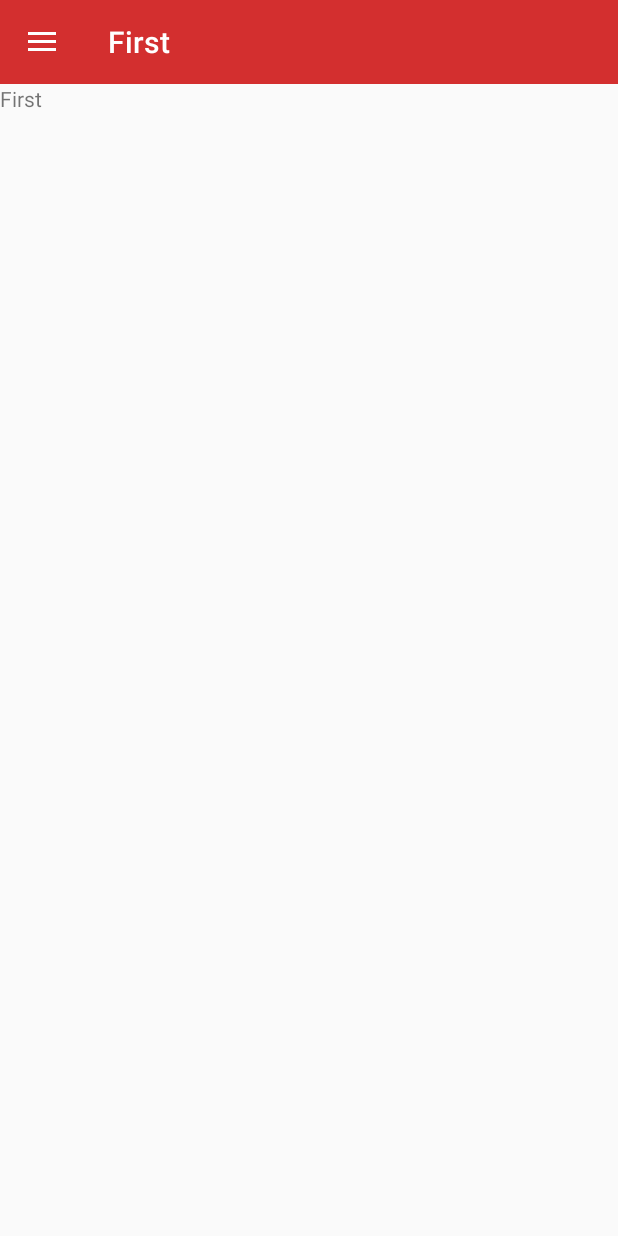
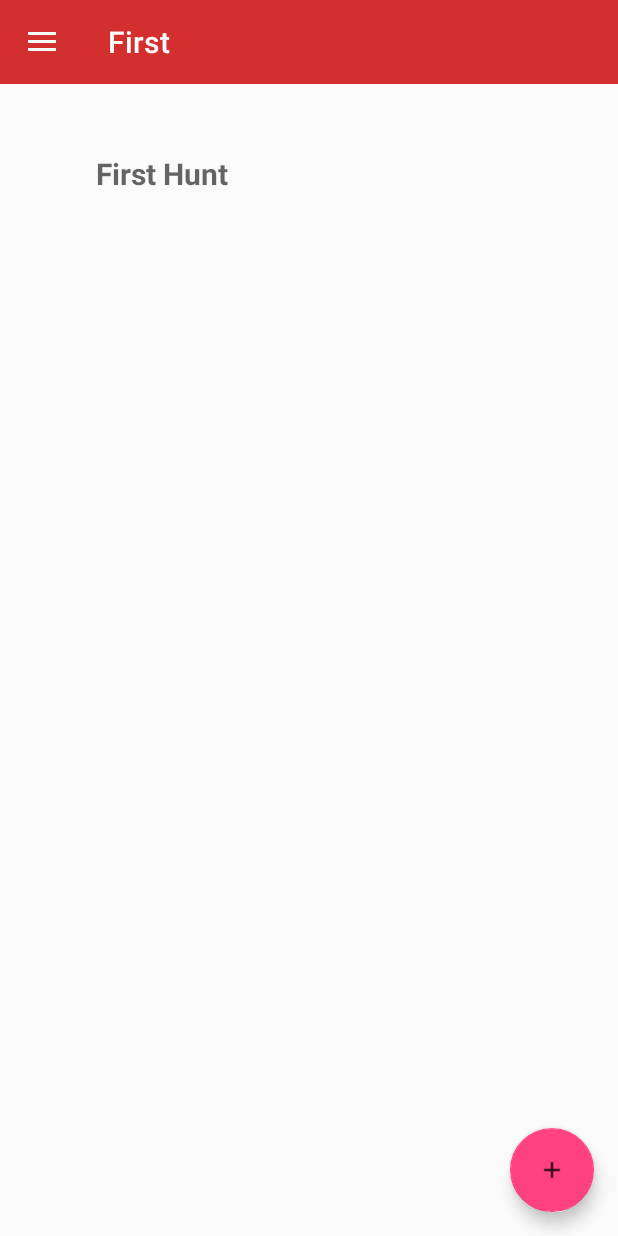
Before and after one commit to Jinesh510/hunt_bot, an Android app: the screen it shows after launch (MainActivity), after a tap on "First", on a phone screen of 412 x 824 dp. Run offline under Robolectric (Android 15) with nearby library versions, the phone set to English and light mode, and no system bars; 4 statements that could not run were skipped; 1 other tap on this screen came first.

Commit message:
Added FAB and huntList to Fragment 1

```diff
--- a/app/src/main/java/jinesh/urbanhunt_test/HuntListActivity.java
+++ b/app/src/main/java/jinesh/urbanhunt_test/HuntListActivity.java
@@ -1,8 +1,17 @@
 package jinesh.urbanhunt_test;
 
-import android.app.Activity;
+import android.content.Intent;
 import android.os.Bundle;
-import android.widget.GridView;
+import android.support.annotation.Nullable;
+import android.support.design.widget.CoordinatorLayout;
+import android.support.design.widget.FloatingActionButton;
+import android.support.v4.app.Fragment;
+import android.support.v4.app.FragmentActivity;
+import android.support.v7.widget.GridLayoutManager;
+import android.support.v7.widget.RecyclerView;
+import android.view.LayoutInflater;
+import android.view.View;
+import android.view.ViewGroup;
 
 import com.parse.FindCallback;
 import com.parse.ParseException;
@@ -14,29 +23,74 @@ import java.util.List;
 /**
  * Created by Jinesh on 03/07/15.
  */
-public class HuntListActivity extends Activity {
+public class HuntListActivity extends Fragment {
 
-    private HuntListAdapter adapterHunts;
+//    private HuntListAdapter adapterHunts;
+
+    private HuntRecyclerViewAdapter adapterHunts;
+    private FragmentActivity fActivity;
+
+    private CoordinatorLayout huntListLayout;
+//    private GridView lvHunts;
+    private RecyclerView rvHunts;
+
+    private ArrayList<Hunt> hunts;
+
+
 //    private ListView lvHunts;
 
-    public HuntListActivity() {
-        super();
-    }
+//    public HuntListActivity() {
+//        super();
+//    }
 
+//    @Override
+//    protected void onCreate(Bundle savedInstanceState) {
+//
+//        GridView lvHunts;
+//
+//        super.onCreate(savedInstanceState);
+//        setContentView(R.layout.hunt_list);
+//        lvHunts = (GridView)findViewById(R.id.lvHunts);
+//        ArrayList<Hunt> aHunts = new ArrayList<>();
+//        adapterHunts = new HuntListAdapter(this,aHunts);
+//        lvHunts.setAdapter(adapterHunts);
+//
+//        fetchHunts();
+//
+//    }
+
+
+    @Nullable
     @Override
-    protected void onCreate(Bundle savedInstanceState) {
+    public View onCreateView(LayoutInflater inflater, ViewGroup container, Bundle savedInstanceState) {
 
-        GridView lvHunts;
 
-        super.onCreate(savedInstanceState);
-        setContentView(R.layout.hunt_list);
-        lvHunts = (GridView)findViewById(R.id.lvHunts);
-        ArrayList<Hunt> aHunts = new ArrayList<>();
-        adapterHunts = new HuntListAdapter(this,aHunts);
-        lvHunts.setAdapter(adapterHunts);
 
+        fActivity = (FragmentActivity) super.getActivity();
+        huntListLayout = (CoordinatorLayout)inflater.inflate(R.layout.hunt_list, container, false);
+        hunts = new ArrayList<Hunt>();
+
+
+        rvHunts = (RecyclerView)huntListLayout.findViewById(R.id.rvHunts);
+//        ArrayList<Hunt> aHunts = new ArrayList<>();
+
+        adapterHunts = new HuntRecyclerViewAdapter(getActivity(),hunts);
         fetchHunts();
+        rvHunts.setAdapter(adapterHunts);
+        rvHunts.setLayoutManager(new GridLayoutManager(getActivity(), 2));
 
+        FloatingActionButton Post = (FloatingActionButton)huntListLayout.findViewById(R.id.post);
+        Post.setOnClickListener(new View.OnClickListener() {
+            @Override
+            public void onClick(View view) {
+                Intent i = new Intent(getActivity(),NewHuntActivity.class);
+                getActivity().startActivity(i);
+
+            }
+        });
+
+
+        return huntListLayout;
     }
 
     private void fetchHunts() {
@@ -45,13 +99,15 @@ public class HuntListActivity extends Activity {
         huntParseQuery.findInBackground(new FindCallback<Hunt>() {
             @Override
             public void done(List<Hunt> list, ParseException e) {
+
                 for (Hunt h : list){
 
-                    adapterHunts.add(h);
+                    hunts.add(h);
                 }
-                adapterHunts.notifyDataSetChanged();
+                adapterHunts.setHuntList(hunts);
             }
         });
+
     }
 
 
--- a/app/src/main/java/jinesh/urbanhunt_test/HuntListAdapter.java
+++ b/app/src/main/java/jinesh/urbanhunt_test/HuntListAdapter.java
@@ -1,6 +1,5 @@
 package jinesh.urbanhunt_test;
 
-import android.app.Activity;
 import android.content.Context;
 import android.content.Intent;
 import android.view.LayoutInflater;
@@ -20,10 +19,11 @@ import java.util.ArrayList;
  */
 public class HuntListAdapter extends ArrayAdapter<Hunt> {
 
-    Activity activity;
+    MainActivity activity;
     public HuntListAdapter(Context context,ArrayList<Hunt> aHunts) {
         super(context,0,aHunts);
-        activity = (HuntListActivity)context;
+        activity = (MainActivity)context;
+
 
     }
 
--- /dev/null
+++ b/app/src/main/java/jinesh/urbanhunt_test/HuntRecyclerViewAdapter.java
@@ -0,0 +1,67 @@
+package jinesh.urbanhunt_test;
+
+import android.content.Context;
+import android.support.v7.widget.RecyclerView;
+import android.view.LayoutInflater;
+import android.view.View;
+import android.view.ViewGroup;
+import android.widget.ImageView;
+import android.widget.TextView;
+
+import com.squareup.picasso.Picasso;
+
+import java.util.ArrayList;
+
+/**
+ * Created by Jinesh on 16/07/15.
+ */
+public class HuntRecyclerViewAdapter extends RecyclerView.Adapter<HuntRecyclerViewAdapter.ViewHolder> {
+
+
+    public static class ViewHolder extends RecyclerView.ViewHolder{
+
+        public TextView huntTitle;
+        public ImageView huntImage;
+
+        public ViewHolder(View itemView){
+            super(itemView);
+            this.huntTitle = (TextView)itemView.findViewById(R.id.huntTitle);
+            this.huntImage = (ImageView)itemView.findViewById(R.id.huntImage);
+        }
+    }
+
+    private ArrayList<Hunt> hunts;
+    private Context context;
+
+    public HuntRecyclerViewAdapter(Context context, ArrayList<Hunt> hunts ) {
+        this.hunts = hunts;
+        this.context = context;
+    }
+
+    @Override
+    public HuntRecyclerViewAdapter.ViewHolder onCreateViewHolder(ViewGroup parent, int viewType) {
+
+        View itemView  = LayoutInflater.from(context).inflate(R.layout.item_hunt_row,parent,false);
+
+        return new HuntRecyclerViewAdapter.ViewHolder(itemView);
+    }
+
+    @Override
+    public void onBindViewHolder(HuntRecyclerViewAdapter.ViewHolder holder, int position) {
+        Hunt hunt = hunts.get(position);
+        holder.huntTitle.setText(hunt.getTitle());
+        Picasso.with(context).load(hunt.getPhotoFile().getUrl()).into(holder.huntImage);
+
+    }
+
+    public void setHuntList(ArrayList<Hunt> huntList) {
+        hunts = huntList;
+        notifyDataSetChanged();
+    }
+
+    @Override
+    public int getItemCount() {
+
+        return hunts.size();
+    }
+}
--- a/app/src/main/java/jinesh/urbanhunt_test/MainActivity.java
+++ b/app/src/main/java/jinesh/urbanhunt_test/MainActivity.java
@@ -108,7 +108,7 @@ public class MainActivity extends AppCompatActivity {
         Class fragmentClass;
         switch(menuItem.getItemId()) {
             case R.id.nav_first_fragment:
-                fragmentClass = FirstFragment.class;
+                fragmentClass = HuntListActivity.class;
                 break;
             case R.id.nav_second_fragment:
                 fragmentClass = SecondFragment.class;
@@ -117,7 +117,7 @@ public class MainActivity extends AppCompatActivity {
                 fragmentClass = ThirdFragment.class;
                 break;
             default:
-                fragmentClass = FirstFragment.class;
+                fragmentClass = HuntListActivity.class;
         }
 
         try {
--- a/app/src/main/res/layout/hunt_list.xml
+++ b/app/src/main/res/layout/hunt_list.xml
@@ -1,6 +1,12 @@
 <?xml version="1.0" encoding="utf-8"?>
-<LinearLayout xmlns:android="http://schemas.android.com/apk/res/android"
-    android:orientation="vertical" android:layout_width="match_parent"
+<!--<RelativeLayout xmlns:android="http://schemas.android.com/apk/res/android"-->
+    <!--android:orientation="vertical" android:layout_width="match_parent"-->
+    <!--android:layout_height="match_parent">-->
+<android.support.design.widget.CoordinatorLayout
+    android:id="@+id/main_content"
+    xmlns:android="http://schemas.android.com/apk/res/android"
+    xmlns:app="http://schemas.android.com/apk/res-auto"
+    android:layout_width="match_parent"
     android:layout_height="match_parent">
 
     <!--<ListView-->
@@ -10,15 +16,38 @@
 
     <!--</ListView>-->
 
-    <GridView
+    <!--<GridView-->
+        <!--android:layout_width="match_parent"-->
+        <!--android:layout_height="match_parent"-->
+        <!--android:id="@+id/lvHunts"-->
+        <!--android:layout_margin="10dp"-->
+        <!--android:columnWidth="140dp"-->
+        <!--android:gravity="center"-->
+        <!--android:numColumns="auto_fit"-->
+        <!--android:stretchMode="columnWidth">-->
+    <!--</GridView>-->
+
+    <android.support.v7.widget.RecyclerView
         android:layout_width="match_parent"
         android:layout_height="match_parent"
-        android:id="@+id/lvHunts"
+        android:id="@+id/rvHunts"
         android:layout_margin="10dp"
         android:columnWidth="140dp"
         android:gravity="center"
         android:numColumns="auto_fit"
-        android:stretchMode="columnWidth">
-    </GridView>
+        android:stretchMode="columnWidth"/>
 
-</LinearLayout>
+    <android.support.design.widget.FloatingActionButton
+        android:layout_width="wrap_content"
+        android:layout_height="wrap_content"
+        android:layout_gravity="bottom|right"
+        android:layout_margin="16dp"
+        android:id="@+id/post"
+        android:src="@drawable/ic_post"
+        app:layout_anchor="@id/rvHunts"
+        app:layout_anchorGravity="bottom|right|end"
+        app:layout_behavior="jinesh.urbanhunt_test.ScrollAwareFABBehavior" />
+
+<!--</RelativeLayout>-->
+
+</android.support.design.widget.CoordinatorLayout>
```
Also changed, not shown: app/src/main/AndroidManifest.xml (+4 -4 lines), app/src/main/java/jinesh/urbanhunt_test/HuntListFragmentAdapter.java (added, +24 -0 lines), app/src/main/java/jinesh/urbanhunt_test/ScrollAwareFABBehavior.java (added, +108 -0 lines), app/src/main/res/layout/tab_layout.xml (added, +21 -0 lines), app/src/main/res/drawable-hdpi/ic_post.png (added), app/src/main/res/drawable-mdpi/ic_post.png (added), app/src/main/res/drawable-xhdpi/ic_post.png (added), app/src/main/res/drawable-xxhdpi/ic_post.png (added).
